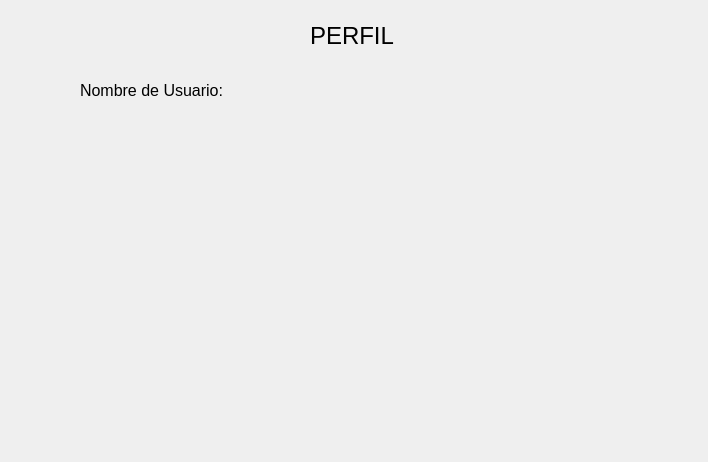
Above: Minesweeper/frmperfilusuario.ui from WeaselSSH/Minesweeper before the change. Below: the same form after it.
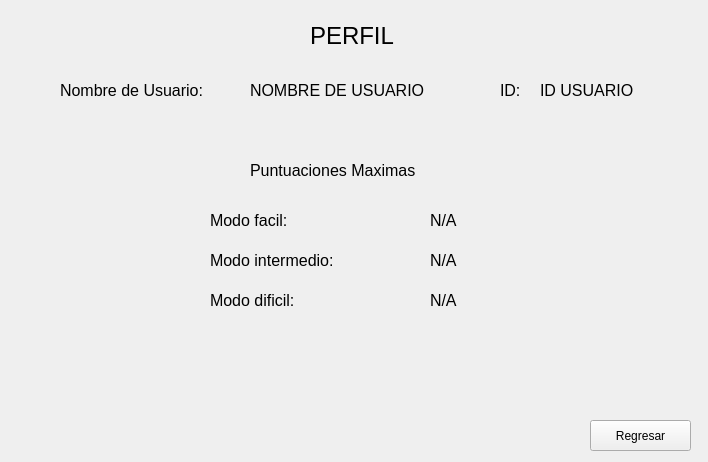
That is the form after the change.

The edit to the form file:
```diff
--- a/Minesweeper/frmperfilusuario.ui
+++ b/Minesweeper/frmperfilusuario.ui
@@ -34,7 +34,7 @@
   <widget class="QLabel" name="label_2">
    <property name="geometry">
     <rect>
-     <x>80</x>
+     <x>60</x>
      <y>80</y>
      <width>191</width>
      <height>20</height>
@@ -49,6 +49,199 @@
     <string>Nombre de Usuario: </string>
    </property>
   </widget>
+  <widget class="QLabel" name="label_3">
+   <property name="geometry">
+    <rect>
+     <x>500</x>
+     <y>80</y>
+     <width>41</width>
+     <height>20</height>
+    </rect>
+   </property>
+   <property name="font">
+    <font>
+     <pointsize>12</pointsize>
+    </font>
+   </property>
+   <property name="text">
+    <string>ID: </string>
+   </property>
+  </widget>
+  <widget class="QLabel" name="lblNombreUsuario">
+   <property name="geometry">
+    <rect>
+     <x>250</x>
+     <y>80</y>
+     <width>211</width>
+     <height>20</height>
+    </rect>
+   </property>
+   <property name="font">
+    <font>
+     <pointsize>12</pointsize>
+    </font>
+   </property>
+   <property name="text">
+    <string>NOMBRE DE USUARIO</string>
+   </property>
+  </widget>
+  <widget class="QLabel" name="lblId">
+   <property name="geometry">
+    <rect>
+     <x>540</x>
+     <y>80</y>
+     <width>111</width>
+     <height>20</height>
+    </rect>
+   </property>
+   <property name="font">
+    <font>
+     <pointsize>12</pointsize>
+    </font>
+   </property>
+   <property name="text">
+    <string>ID USUARIO</string>
+   </property>
+  </widget>
+  <widget class="QLabel" name="label_4">
+   <property name="geometry">
+    <rect>
+     <x>250</x>
+     <y>160</y>
+     <width>211</width>
+     <height>21</height>
+    </rect>
+   </property>
+   <property name="font">
+    <font>
+     <pointsize>12</pointsize>
+    </font>
+   </property>
+   <property name="text">
+    <string>Puntuaciones Maximas</string>
+   </property>
+  </widget>
+  <widget class="QLabel" name="label_5">
+   <property name="geometry">
+    <rect>
+     <x>210</x>
+     <y>210</y>
+     <width>101</width>
+     <height>20</height>
+    </rect>
+   </property>
+   <property name="font">
+    <font>
+     <pointsize>12</pointsize>
+    </font>
+   </property>
+   <property name="text">
+    <string>Modo facil:</string>
+   </property>
+  </widget>
+  <widget class="QLabel" name="label_6">
+   <property name="geometry">
+    <rect>
+     <x>210</x>
+     <y>250</y>
+     <width>171</width>
+     <height>20</height>
+    </rect>
+   </property>
+   <property name="font">
+    <font>
+     <pointsize>12</pointsize>
+    </font>
+   </property>
+   <property name="text">
+    <string>Modo intermedio:</string>
+   </property>
+  </widget>
+  <widget class="QLabel" name="label_7">
+   <property name="geometry">
+    <rect>
+     <x>210</x>
+     <y>290</y>
+     <width>121</width>
+     <height>20</height>
+    </rect>
+   </property>
+   <property name="font">
+    <font>
+     <pointsize>12</pointsize>
+    </font>
+   </property>
+   <property name="text">
+    <string>Modo dificil:</string>
+   </property>
+  </widget>
+  <widget class="QLabel" name="lblFacil">
+   <property name="geometry">
+    <rect>
+     <x>430</x>
+     <y>210</y>
+     <width>41</width>
+     <height>20</height>
+    </rect>
+   </property>
+   <property name="font">
+    <font>
+     <pointsize>12</pointsize>
+    </font>
+   </property>
+   <property name="text">
+    <string>N/A</string>
+   </property>
+  </widget>
+  <widget class="QLabel" name="lblIntermedio">
+   <property name="geometry">
+    <rect>
+     <x>430</x>
+     <y>250</y>
+     <width>41</width>
+     <height>20</height>
+    </rect>
+   </property>
+   <property name="font">
+    <font>
+     <pointsize>12</pointsize>
+    </font>
+   </property>
+   <property name="text">
+    <string>N/A</string>
+   </property>
+  </widget>
+  <widget class="QLabel" name="lblDificil">
+   <property name="geometry">
+    <rect>
+     <x>430</x>
+     <y>290</y>
+     <width>41</width>
+     <height>20</height>
+    </rect>
+   </property>
+   <property name="font">
+    <font>
+     <pointsize>12</pointsize>
+    </font>
+   </property>
+   <property name="text">
+    <string>N/A</string>
+   </property>
+  </widget>
+  <widget class="QPushButton" name="btnSalir">
+   <property name="geometry">
+    <rect>
+     <x>590</x>
+     <y>420</y>
+     <width>101</width>
+     <height>31</height>
+    </rect>
+   </property>
+   <property name="text">
+    <string>Regresar</string>
+   </property>
+  </widget>
  </widget>
  <resources/>
  <connections/>
```
